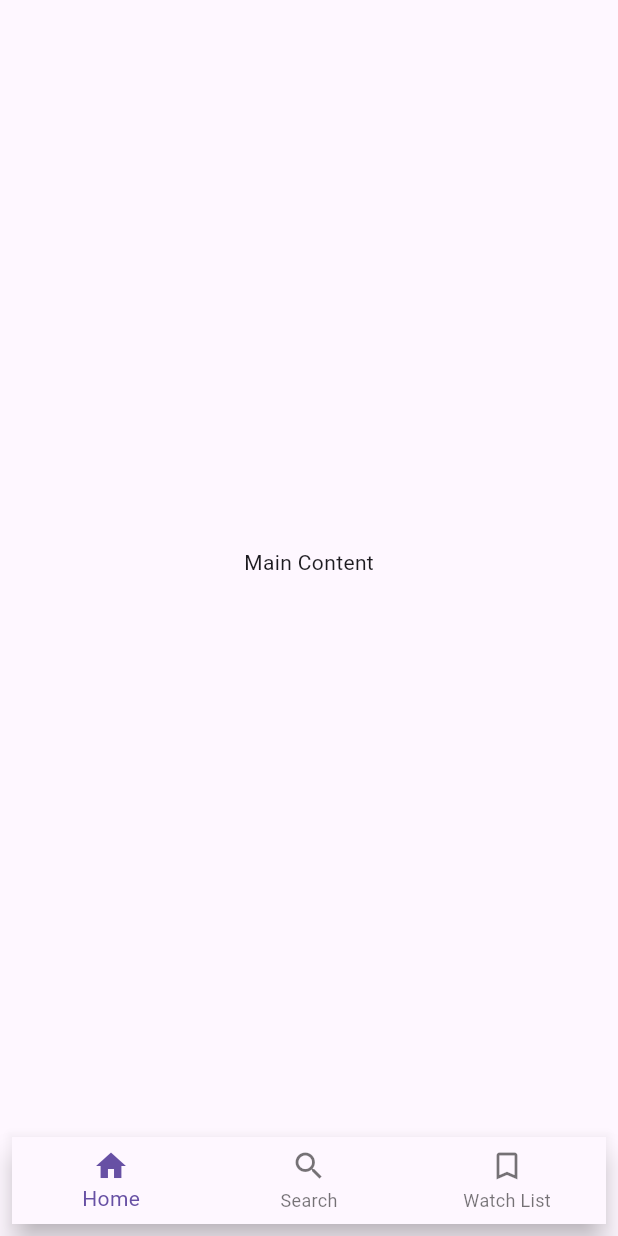
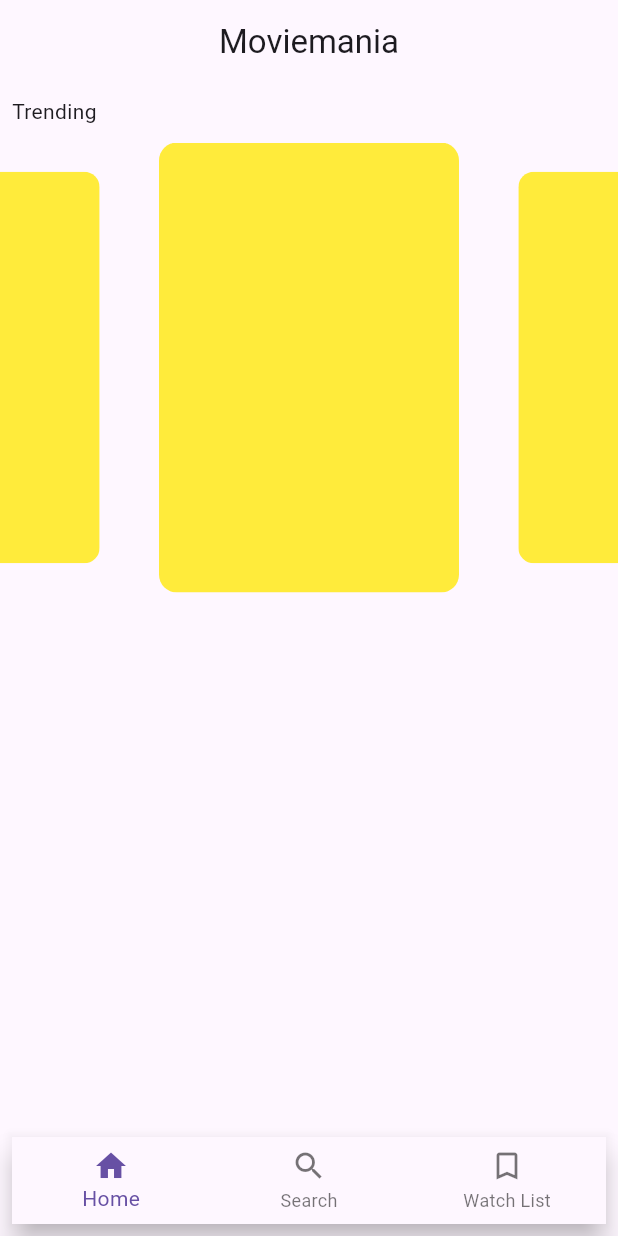
Before and after one commit to Ma7moudMSA/MovieMania, a Flutter app: the screen it shows after launch, on a phone screen of 412 x 824 dp. Run offline on Flutter 3.47's test engine with Material 3 defaults, Android fonts, the phone set to English and light mode, and no system bars; drawn by our look-alikes of carousel_slider.

Commit message:
adding sliding bar

```diff
--- a/lib/main.dart
+++ b/lib/main.dart
@@ -1,5 +1,9 @@
+import 'package:carousel_slider/carousel_slider.dart';
 import 'package:flutter/material.dart';
 import 'footer.dart';
+
+bool backgroundColor = true; // 1 for dark theme, 0 for light theme
+bool isitdark = false;
 
 void main() {
   runApp(const MyApp());
@@ -8,11 +12,59 @@ void main() {
 class MyApp extends StatelessWidget {
   const MyApp({super.key});
 
-
+  @override
   Widget build(BuildContext context) {
     return MaterialApp(
+      debugShowCheckedModeBanner: false,
+      title: "MovieMania",
+      themeMode: backgroundColor == isitdark ? ThemeMode.dark : ThemeMode.light,
+      darkTheme: ThemeData.dark().copyWith(
+          scaffoldBackgroundColor: Colors.black38, useMaterial3: true),
       home: Scaffold(
-        body: Center(child: Text('Main Content')),
+        appBar: AppBar(
+          backgroundColor: Colors.transparent,
+          elevation: 0,
+          title: Center(child: Text("Moviemania")),
+        ),
+        body: SingleChildScrollView(
+          physics: const BouncingScrollPhysics(),
+          child: Column(
+            crossAxisAlignment: CrossAxisAlignment.start,
+            children: [
+              Padding(
+                padding: const EdgeInsets.all(8.0),
+                child: Text("Trending"),
+              ),
+              SizedBox(height: 3,),
+              SizedBox(
+                width: double.infinity,
+                child: CarouselSlider.builder(
+                  itemCount: 10,
+                  itemBuilder: (context, itemIndex, pageViewIndex) {
+                    return ClipRRect(
+                      borderRadius: BorderRadius.circular(12),
+                      child: Container(
+                        height: 300,
+                        width: 200,
+                        color: Colors.yellow,
+                      ),
+                    );
+                  },
+                  options: CarouselOptions(
+                    //aspectRatio: 16/9
+                    height: 300,
+                    autoPlay: true,
+                    viewportFraction: 0.55,
+                    enlargeCenterPage: true,
+                    pageSnapping: true,
+                    autoPlayCurve: Curves.fastOutSlowIn,
+                    autoPlayAnimationDuration: const Duration(seconds: 2),
+                  ),
+                ),
+              )
+            ],
+          ),
+        ),
         bottomNavigationBar: const Footer(),
       ),
     );
--- a/pubspec.yaml
+++ b/pubspec.yaml
@@ -35,6 +35,7 @@ dependencies:
   # The following adds the Cupertino Icons font to your application.
   # Use with the CupertinoIcons class for iOS style icons.
   cupertino_icons: ^1.0.8
+  carousel_slider: ^5.0.0
 
 dev_dependencies:
   flutter_test:
```
Also changed, not shown: pubspec.lock.
